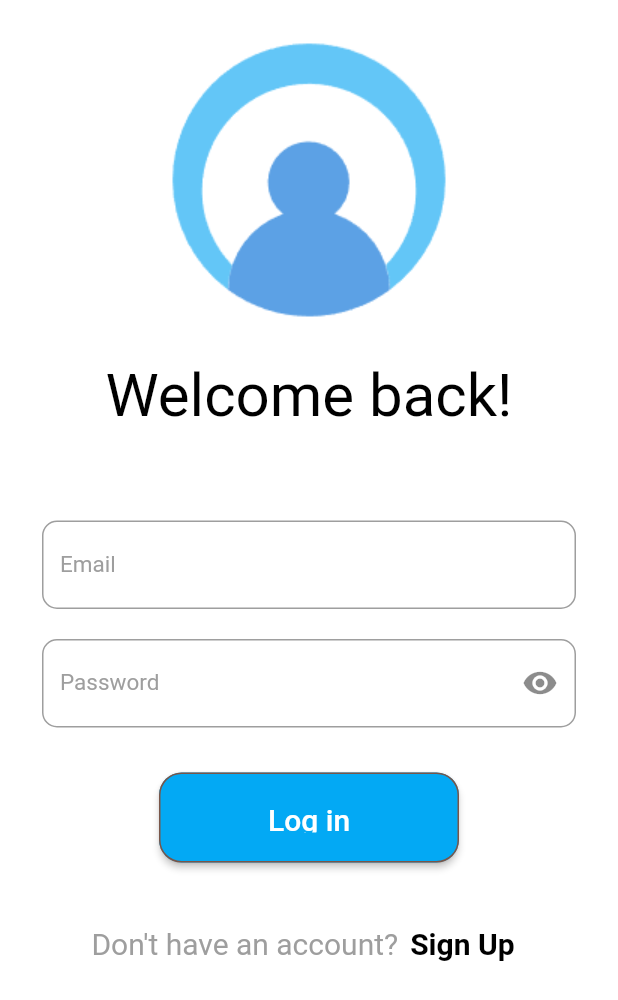
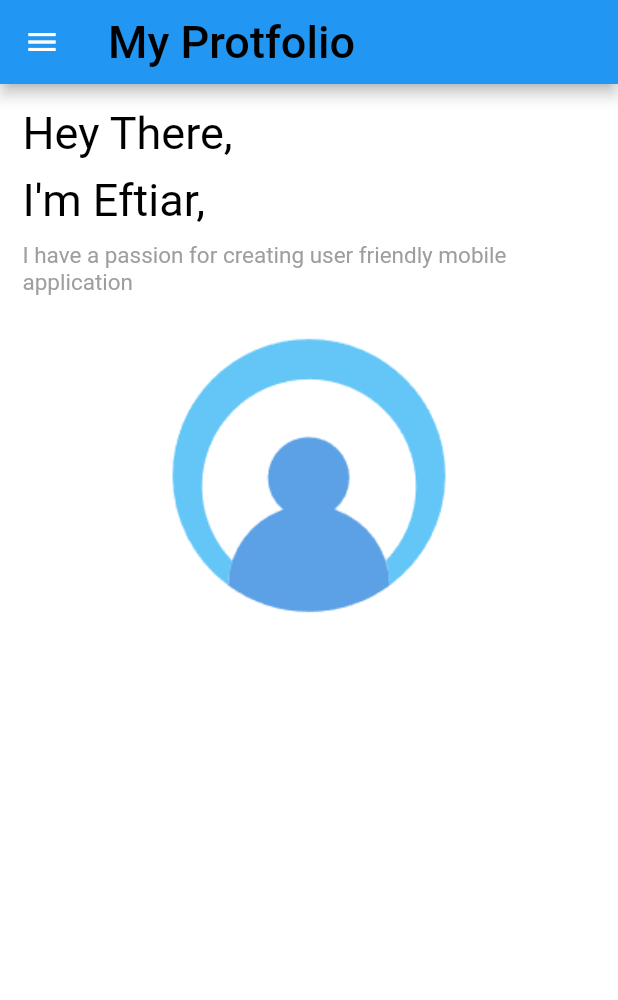
Before and after one commit to EftiarHKhan/my_protfolio, a Flutter app: the screen it shows after launch, after a tap on "Log in", on a phone screen of 412 x 824 dp. Shown: the top 1000 px of the screen. Run offline on Flutter 3.47's test engine with Material 2 defaults, Android fonts, the phone set to English and light mode, and no system bars; our stand-ins replace get.

Commit message:
Profolio page create

```diff
--- a/lib/pages/login_page.dart
+++ b/lib/pages/login_page.dart
@@ -1,5 +1,6 @@
 import 'package:flutter/material.dart';
 import 'package:get/get.dart';
+import 'package:my_protfolio/pages/protfolio_page.dart';
 import 'package:my_protfolio/pages/signup_page.dart';
 
 class LoginPage extends StatefulWidget {
@@ -100,7 +101,7 @@ class _LoginPageState extends State<LoginPage> {
                         height: 60,
                         width: 200,
                         child: ElevatedButton(
-                            onPressed: () {},
+                            onPressed: () => Get.to(()=>const ProtfolioPage()),
                             style: ElevatedButton.styleFrom(
                                 backgroundColor: Colors.lightBlue,
                                 side: const BorderSide(
--- a/lib/pages/protfolio_page.dart
+++ b/lib/pages/protfolio_page.dart
@@ -0,0 +1,97 @@
+import 'package:flutter/material.dart';
+
+class ProtfolioPage extends StatefulWidget {
+  const ProtfolioPage({Key? key}) : super(key: key);
+
+  @override
+  State<ProtfolioPage> createState() => _ProtfolioPageState();
+}
+
+class _ProtfolioPageState extends State<ProtfolioPage> {
+  @override
+  Widget build(BuildContext context) {
+    return Scaffold(
+      backgroundColor: Colors.white,
+      appBar: AppBar(
+        title: const Text(
+          "My Protfolio",
+          style: TextStyle(
+            color: Colors.black,
+            fontSize: 30.0,
+          ),
+        ),
+      ),
+      drawer: Drawer(
+        child: ListView(
+          padding: EdgeInsets.zero,
+          children: [
+            const DrawerHeader(
+              child: Text(
+                "My Protfolio",
+              ),
+            ),
+            ListTile(
+              title: const Text(
+                "Home",
+              ),
+              onTap: (){
+
+              },
+            ),
+            ListTile(
+              title: const Text(
+                "About"
+              ),
+              onTap: (){},
+            )
+          ],
+        ),
+      ),
+
+      body: SingleChildScrollView(
+        child: SafeArea(
+          child: Padding(
+            padding: const EdgeInsets.all(15.0),
+            child: Column(
+              mainAxisAlignment: MainAxisAlignment.center,
+              children: [
+                Column(
+                  crossAxisAlignment: CrossAxisAlignment.start,
+                  children: const [
+                    Text(
+                      "Hey There,",
+                      style: TextStyle(
+                        color: Colors.black,
+                        fontSize: 30.0,
+                      ),
+                    ),
+                    SizedBox(height: 10.0,),
+                    Text(
+                      "I'm Eftiar,",
+                      style: TextStyle(
+                        color: Colors.black,
+                        fontSize: 30.0,
+                      ),
+                    ),
+                    SizedBox(height: 10.0,),
+                    Text(
+                      "I have a passion for creating user friendly mobile application",
+                      style: TextStyle(
+                        color: Colors.grey,
+                        fontSize: 15.0,
+                      ),
+                    ),
+                    SizedBox(height: 20.0,),
+                  ],
+                ),
+
+
+                Image.asset('images/Logo.png'),
+              ],
+            ),
+          ),
+        ),
+      ),
+    );
+  }
+}
```
Also changed, not shown: images/profile.png (added).
